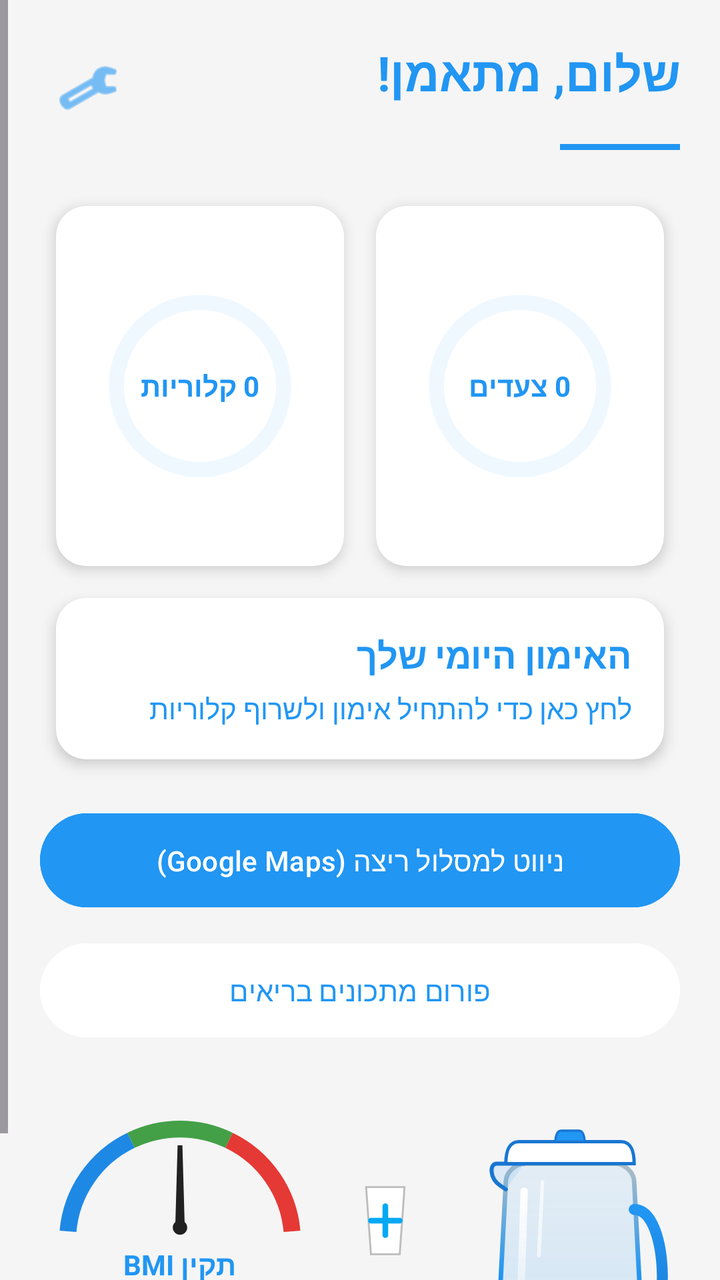
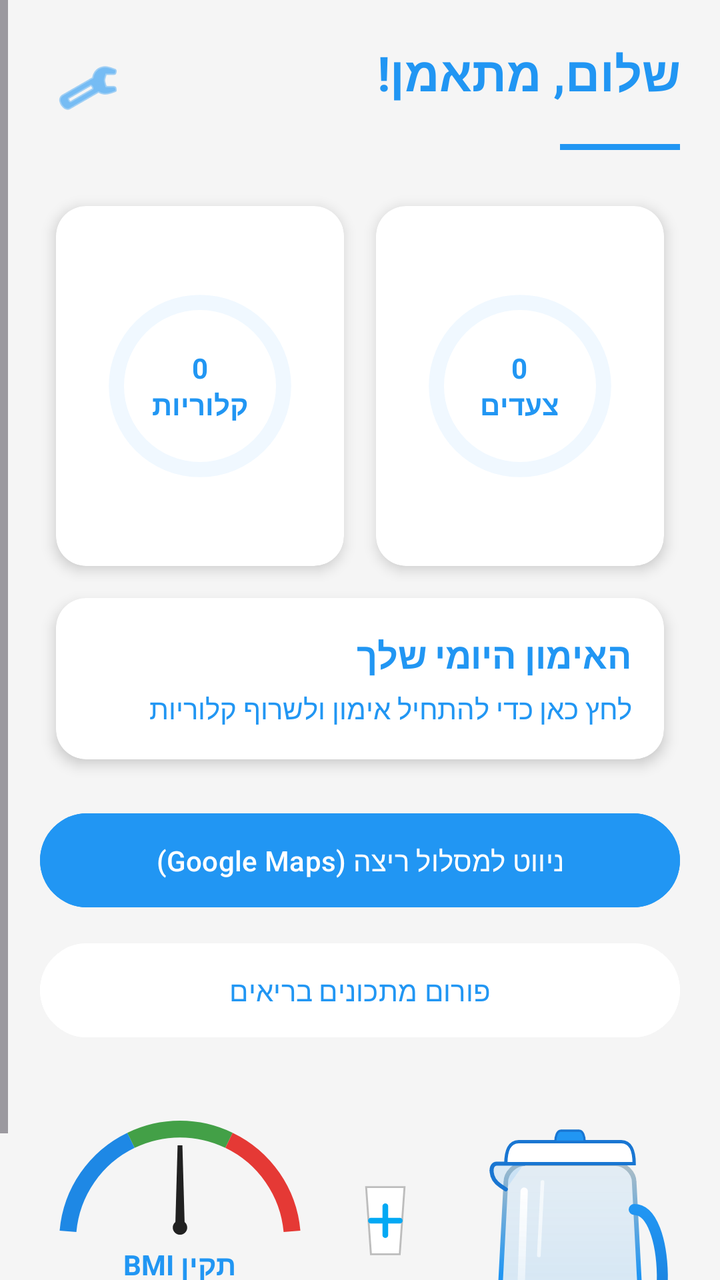

The first picture is an Android layout as it rendered before a commit; the second is the same layout after the commit. The layout source and the unified diff follow.
<!-- AndroidManifest.xml: application theme Theme.FitCoach -->
<!-- res/layout/activity_main.xml -->
<?xml version="1.0" encoding="utf-8"?>
<ScrollView xmlns:android="http://schemas.android.com/apk/res/android"
    xmlns:app="http://schemas.android.com/apk/res-auto"
    xmlns:tools="http://schemas.android.com/tools"
    android:id="@+id/main"
    android:layout_width="match_parent"
    android:layout_height="match_parent"
    android:background="#F5F5F5"
    android:layoutDirection="rtl"
    tools:context=".screens.MainActivity">

    <LinearLayout
        android:layout_width="match_parent"
        android:layout_height="wrap_content"
        android:orientation="vertical"
        android:padding="20dp">

        <LinearLayout
            android:layout_width="match_parent"
            android:layout_height="wrap_content"
            android:layout_marginBottom="20dp"
            android:gravity="center_horizontal"
            android:orientation="vertical">

            <LinearLayout
                android:layout_width="match_parent"
                android:layout_height="wrap_content"
                android:orientation="horizontal">

                <TextView
                    android:id="@+id/tv_main_welcome"
                    android:layout_width="wrap_content"
                    android:layout_height="wrap_content"
                    android:text="שלום, מתאמן!"
                    android:textColor="#2196F3"
                    android:textSize="24sp"
                    android:textStyle="bold" />

                <Space
                    android:layout_width="0dp"
                    android:layout_height="wrap_content"
                    android:layout_weight="1" />

                <ImageButton
                    android:id="@+id/btn_settings_gear"
                    android:layout_width="48dp"
                    android:layout_height="48dp"
                    android:background="?attr/selectableItemBackgroundBorderless"
                    android:contentDescription="@null"
                    android:src="@android:drawable/ic_menu_preferences"
                    app:tint="#2196F3" />
            </LinearLayout>

            <View
                android:layout_width="60dp"
                android:layout_height="3dp"
                android:layout_gravity="start"
                android:layout_marginTop="4dp"
                android:background="#2196F3" />

        </LinearLayout>

        <LinearLayout
            android:layout_width="match_parent"
            android:layout_height="wrap_content"
            android:orientation="horizontal"
            android:weightSum="2">

            <androidx.cardview.widget.CardView
                android:layout_width="0dp"
                android:layout_height="180dp"
                android:layout_margin="8dp"
                android:layout_weight="1"
                app:cardCornerRadius="15dp"
                app:cardElevation="4dp">

                <RelativeLayout
                    android:layout_width="match_parent"
                    android:layout_height="match_parent"
                    android:padding="15dp">

                    <ProgressBar
                        android:id="@+id/pb_main_steps"
                        style="?android:attr/progressBarStyleHorizontal"
                        android:layout_width="match_parent"
                        android:layout_height="match_parent"
                        android:progressDrawable="@drawable/circular_progress" />

                    <TextView
                        android:id="@+id/tv_main_steps_val"
                        android:layout_width="wrap_content"
                        android:layout_height="wrap_content"
                        android:layout_centerInParent="true"
                        android:gravity="center"
                        android:text="0
צעדים"
                        android:textColor="#2196F3"
                        android:textStyle="bold" />
                </RelativeLayout>
            </androidx.cardview.widget.CardView>

            <androidx.cardview.widget.CardView
                android:layout_width="0dp"
                android:layout_height="180dp"
                android:layout_margin="8dp"
                android:layout_weight="1"
                app:cardCornerRadius="15dp"
                app:cardElevation="4dp">

                <RelativeLayout
                    android:layout_width="match_parent"
                    android:layout_height="match_parent"
                    android:padding="15dp">

                    <ProgressBar
                        android:id="@+id/pb_main_calories"
                        style="?android:attr/progressBarStyleHorizontal"
                        android:layout_width="match_parent"
                        android:layout_height="match_parent"
                        android:progressDrawable="@drawable/circular_progress" />

                    <TextView
                        android:id="@+id/tv_main_calories_val"
                        android:layout_width="wrap_content"
                        android:layout_height="wrap_content"
                        android:layout_centerInParent="true"
                        android:gravity="center"
                        android:text="0
קלוריות"
                        android:textColor="#2196F3"
                        android:textStyle="bold" />
                </RelativeLayout>
            </androidx.cardview.widget.CardView>
        </LinearLayout>

        <androidx.cardview.widget.CardView
            android:id="@+id/cv_workout_entry"
            android:layout_width="match_parent"
            android:layout_height="wrap_content"
            android:layout_margin="8dp"
            android:clickable="true"
            android:focusable="true"
            android:foreground="?attr/selectableItemBackground"
            app:cardCornerRadius="15dp"
            app:cardElevation="4dp">

            <LinearLayout
                android:layout_width="match_parent"
                android:layout_height="wrap_content"
                android:orientation="vertical"
                android:padding="16dp">

                <TextView
                    android:layout_width="wrap_content"
                    android:layout_height="wrap_content"
                    android:text="האימון היומי שלך"
                    android:textColor="#2196F3"
                    android:textSize="18sp"
                    android:textStyle="bold" />

                <TextView
                    android:layout_width="wrap_content"
                    android:layout_height="wrap_content"
                    android:layout_marginTop="5dp"
                    android:text="לחץ כאן כדי להתחיל אימון ולשרוף קלוריות"
                    android:textColor="#2196F3" />
            </LinearLayout>
        </androidx.cardview.widget.CardView>

        <Button
            android:id="@+id/btn_main_navigation"
            android:layout_width="match_parent"
            android:layout_height="55dp"
            android:layout_marginTop="15dp"
            android:backgroundTint="#2196F3"
            android:text="ניווט למסלול ריצה (Google Maps)"
            android:textColor="@android:color/white" />

        <Button
            android:id="@+id/btn_main_forum"
            android:layout_width="match_parent"
            android:layout_height="55dp"
            android:layout_marginTop="10dp"
            android:backgroundTint="@android:color/white"
            android:text="פורום מתכונים בריאים"
            android:textColor="#2196F3" />

        <RelativeLayout
            android:layout_width="match_parent"
            android:layout_height="wrap_content"
            android:layout_marginTop="30dp">

            <LinearLayout
                android:layout_width="wrap_content"
                android:layout_height="wrap_content"
                android:layout_alignParentEnd="true"
                android:gravity="center"
                android:orientation="vertical">

                <RelativeLayout
                    android:layout_width="140dp"
                    android:layout_height="70dp">

                    <ImageView
                        android:layout_width="match_parent"
                        android:layout_height="match_parent"
                        android:contentDescription="@null"
                        android:src="@drawable/bmi_gauge_arc_bold" />

                    <ImageView
                        android:id="@+id/iv_bmi_needle"
                        android:layout_width="match_parent"
                        android:layout_height="match_parent"
                        android:contentDescription="@null"
                        android:padding="5dp"
                        android:src="@drawable/bmi_needle_bold" />
                </RelativeLayout>

                <TextView
                    android:id="@+id/tv_bmi_status_text"
                    android:layout_width="wrap_content"
                    android:layout_height="wrap_content"
                    android:text="BMI תקין"
                    android:textColor="#2196F3"
                    android:textStyle="bold" />
            </LinearLayout>

            <LinearLayout
                android:layout_width="wrap_content"
                android:layout_height="wrap_content"
                android:layout_alignParentStart="true"
                android:gravity="bottom"
                android:orientation="horizontal">

                <FrameLayout
                    android:layout_width="110dp"
                    android:layout_height="150dp">

                    <ImageView
                        android:layout_width="match_parent"
                        android:layout_height="match_parent"
                        android:contentDescription="@null"
                        android:src="@drawable/ic_water_jug" />

                    <ProgressBar
                        android:id="@+id/pb_water_jug"
                        style="?android:attr/progressBarStyleHorizontal"
                        android:layout_width="match_parent"
                        android:layout_height="match_parent"
                        android:progressDrawable="@drawable/water_fill_style" />
                </FrameLayout>

                <LinearLayout
                    android:layout_width="wrap_content"
                    android:layout_height="wrap_content"
                    android:layout_marginStart="10dp"
                    android:orientation="vertical">

                    <ImageButton
                        android:id="@+id/btn_add_water"
                        android:layout_width="55dp"
                        android:layout_height="55dp"
                        android:background="@android:color/transparent"
                        android:contentDescription="@null"
                        android:src="@drawable/ic_glass_plus" />

                    <ImageButton
                        android:id="@+id/btn_remove_water"
                        android:layout_width="55dp"
                        android:layout_height="55dp"
                        android:layout_marginTop="10dp"
                        android:background="@android:color/transparent"
                        android:contentDescription="@null"
                        android:src="@drawable/ic_glass_minus" />
                </LinearLayout>
            </LinearLayout>
        </RelativeLayout>
    </LinearLayout>
</ScrollView>
<!-- resources referenced by this layout -->
<resources>
  <!-- drawable bmi_gauge_arc_bold (drawable) -->
  <?xml version="1.0" encoding="utf-8"?>
  <vector xmlns:android="http://schemas.android.com/apk/res/android"
      android:width="200dp"
      android:height="100dp"
      android:viewportWidth="200"
      android:viewportHeight="100">
      <path
          android:pathData="M20,90 A80,80 0 0,1 65,25"
          android:strokeWidth="12"
          android:strokeColor="#1E88E5" />
      <path
          android:pathData="M65,25 A80,80 0 0,1 135,25"
          android:strokeWidth="12"
          android:strokeColor="#43A047" />
      <path
          android:pathData="M135,25 A80,80 0 0,1 180,90"
          android:strokeWidth="12"
          android:strokeColor="#E53935" />
  </vector>
  <!-- drawable bmi_needle_bold (drawable) -->
  <?xml version="1.0" encoding="utf-8"?>
  <vector xmlns:android="http://schemas.android.com/apk/res/android"
      android:width="120dp"
      android:height="120dp"
      android:viewportWidth="100"
      android:viewportHeight="100">
      <path
          android:fillColor="#212121"
          android:pathData="M48,25 L52,25 L54,95 L46,95 Z" />
      <path
          android:fillColor="#212121"
          android:pathData="M50,93.5m-6,0a6,6 0 1,1 12,0a6,6 0 1,1 -12,0" />
  </vector>
  <!-- drawable ic_glass_minus (drawable) -->
  <vector xmlns:android="http://schemas.android.com/apk/res/android"
      android:width="48dp"
      android:height="48dp"
      android:viewportWidth="100"
      android:viewportHeight="100">
      
      <path
          android:fillColor="#FFFFFF"
          android:pathData="M30,15 L70,15 L65,85 L35,85 Z"
          android:strokeWidth="2"
          android:strokeColor="#BDBDBD" />
      
      <path
          android:pathData="M35,50 H65"
          android:strokeWidth="6"
          android:strokeColor="#03A9F4"
          android:strokeLineCap="round" />
  </vector>
  <!-- drawable ic_glass_plus (drawable) -->
  <vector xmlns:android="http://schemas.android.com/apk/res/android"
      android:width="48dp"
      android:height="48dp"
      android:viewportWidth="100"
      android:viewportHeight="100">
      
      <path
          android:fillColor="#FFFFFF"
          android:pathData="M30,15 L70,15 L65,85 L35,85 Z"
          android:strokeWidth="2"
          android:strokeColor="#BDBDBD" />
      
      <path
          android:pathData="M50,35 V65 M35,50 H65"
          android:strokeWidth="6"
          android:strokeColor="#03A9F4"
          android:strokeLineCap="round" />
  </vector>
  <!-- drawable water_fill_style (drawable) -->
  <?xml version="1.0" encoding="utf-8"?>
  <layer-list xmlns:android="http://schemas.android.com/apk/res/android">
      
      <item android:id="@android:id/background">
          <shape>
              <solid android:color="#00000000" />
          </shape>
      </item>
  
      
      <item android:id="@android:id/progress">
          <clip
              android:clipOrientation="vertical"
              android:drawable="@drawable/ic_water_liquid"
              android:gravity="bottom" />
      </item>
  </layer-list>
  <style name="Theme.FitCoach" parent="Base.Theme.FitCoach" />
  <style name="Base.Theme.FitCoach" parent="Theme.Material3.DayNight.NoActionBar">
          
          
      </style>
  <!-- unchanged entries left out for length: 3 -->
</resources>

<!-- the commit's change to res/layout/activity_main.xml (unified diff, before → after) -->
@@ -31,7 +31,7 @@
                     android:id="@+id/tv_main_welcome"
                     android:layout_width="wrap_content"
                     android:layout_height="wrap_content"
-                    android:text="שלום, מתאמן!"
+                    android:text="@string/hello_trainee"
                     android:textColor="#2196F3"
                     android:textSize="24sp"
                     android:textStyle="bold" />
@@ -92,8 +92,7 @@
                         android:layout_height="wrap_content"
                         android:layout_centerInParent="true"
                         android:gravity="center"
-                        android:text="0
-צעדים"
+                        android:text="@string/steps_with_value_placeholder"
                         android:textColor="#2196F3"
                         android:textStyle="bold" />
                 </RelativeLayout>
@@ -125,8 +124,7 @@
                         android:layout_height="wrap_content"
                         android:layout_centerInParent="true"
                         android:gravity="center"
-                        android:text="0
-קלוריות"
+                        android:text="@string/calories_with_value_placeholder"
                         android:textColor="#2196F3"
                         android:textStyle="bold" />
                 </RelativeLayout>
@@ -153,7 +151,7 @@
                 <TextView
                     android:layout_width="wrap_content"
                     android:layout_height="wrap_content"
-                    android:text="האימון היומי שלך"
+                    android:text="@string/daily_workout_header"
                     android:textColor="#2196F3"
                     android:textSize="18sp"
                     android:textStyle="bold" />
@@ -162,7 +160,7 @@
                     android:layout_width="wrap_content"
                     android:layout_height="wrap_content"
                     android:layout_marginTop="5dp"
-                    android:text="לחץ כאן כדי להתחיל אימון ולשרוף קלוריות"
+                    android:text="@string/start_workout_promo"
                     android:textColor="#2196F3" />
             </LinearLayout>
         </androidx.cardview.widget.CardView>
@@ -173,7 +171,7 @@
             android:layout_height="55dp"
             android:layout_marginTop="15dp"
             android:backgroundTint="#2196F3"
-            android:text="ניווט למסלול ריצה (Google Maps)"
+            android:text="@string/navigation_running_route"
             android:textColor="@android:color/white" />
 
         <Button
@@ -182,7 +180,7 @@
             android:layout_height="55dp"
             android:layout_marginTop="10dp"
             android:backgroundTint="@android:color/white"
-            android:text="פורום מתכונים בריאים"
+            android:text="@string/healthy_recipes_forum"
             android:textColor="#2196F3" />
 
         <RelativeLayout
@@ -191,6 +189,7 @@
             android:layout_marginTop="30dp">
 
             <LinearLayout
+                android:id="@+id/ll_bmi_gauge"
                 android:layout_width="wrap_content"
                 android:layout_height="wrap_content"
                 android:layout_alignParentEnd="true"
@@ -220,15 +219,17 @@
                     android:id="@+id/tv_bmi_status_text"
                     android:layout_width="wrap_content"
                     android:layout_height="wrap_content"
-                    android:text="BMI תקין"
+                    android:text="@string/bmi_normal"
                     android:textColor="#2196F3"
                     android:textStyle="bold" />
             </LinearLayout>
 
             <LinearLayout
+                android:id="@+id/ll_water_jug"
                 android:layout_width="wrap_content"
                 android:layout_height="wrap_content"
                 android:layout_alignParentStart="true"
+                android:layout_toStartOf="@id/ll_bmi_gauge"
                 android:gravity="bottom"
                 android:orientation="horizontal">
 
<!-- resource entries referenced after the edit -->
@@ -90,6 +90,14 @@
               android:gravity="bottom" />
       </item>
   </layer-list>
+  <string name="bmi_normal">BMI תקין</string>
+  <string name="calories_with_value_placeholder">0\nקלוריות</string>
+  <string name="daily_workout_header">האימון היומי שלך</string>
+  <string name="healthy_recipes_forum">פורום מתכונים בריאים</string>
+  <string name="hello_trainee">שלום, מתאמן!</string>
+  <string name="navigation_running_route">ניווט למסלול ריצה (Google Maps)</string>
+  <string name="start_workout_promo">לחץ כאן כדי להתחיל אימון ולשרוף קלוריות</string>
+  <string name="steps_with_value_placeholder">0\nצעדים</string>
   <style name="Theme.FitCoach" parent="Base.Theme.FitCoach" />
   <style name="Base.Theme.FitCoach" parent="Theme.Material3.DayNight.NoActionBar">
           
